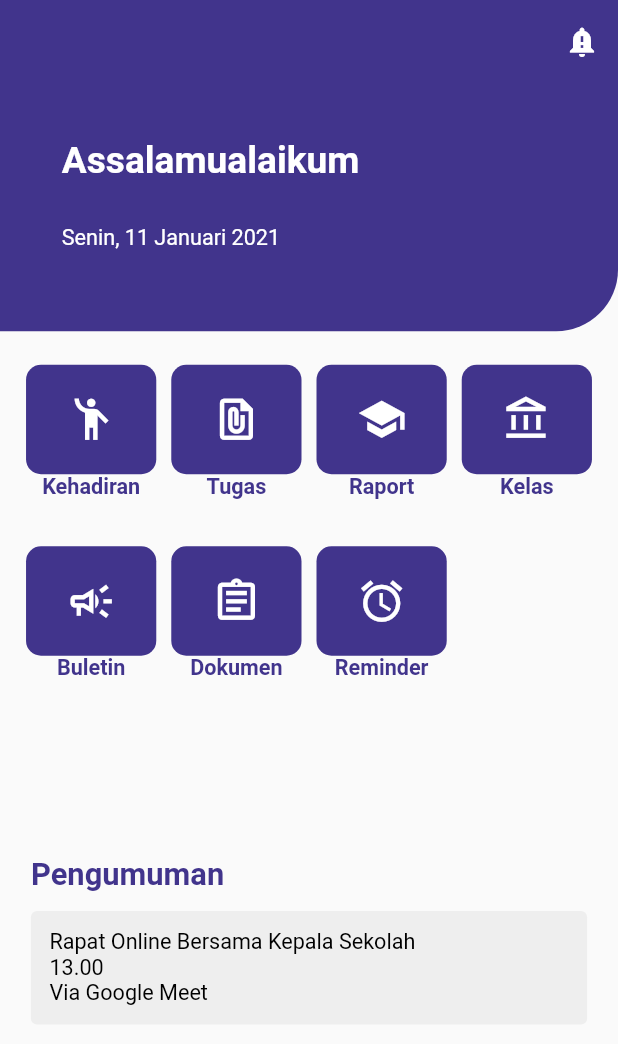
After one commit to TheoGalang/Ceria, a Flutter app: the ParentHomeAlter screen opened directly, on a phone screen of 412 x 824 dp. The commit adds this screen. Shown: the top 1044 px of the screen. Run offline on Flutter 3.47's test engine with Material 2 defaults, Android fonts, the phone set to English and light mode, and no system bars; our stand-ins replace device_preview, dio, file_picker, flutter_datetime_picker, image_picker and 3 more; missing offline and left inert: dart:ffi, sweetalert; accounts and stored records are empty; network calls fail.

Commit message:
reinvent responsive ui ParentHome

```diff
--- a/lib/main.dart
+++ b/lib/main.dart
@@ -1,13 +1,17 @@
 import 'package:ceria/loginAs.dart';
 import 'package:ceria/tools/constants.dart';
+import 'package:ceria/views/screen_parent/parent_home_alter.dart';
 import 'package:device_preview/device_preview.dart';
 import 'package:flutter/foundation.dart';
 import 'package:flutter/material.dart';
 import 'package:flutter/services.dart';
+import 'package:intl/intl.dart';
+import 'package:intl/date_symbol_data_local.dart';
 
 Future<void> main() async {
   WidgetsFlutterBinding.ensureInitialized();
-
+  // await initializeDateFormatting("id_ID", null)
+  //     .then((value) => runApp(MyApp()));
   runApp(
     DevicePreview(
       enabled: !kReleaseMode,
@@ -23,11 +27,12 @@ class MyApp extends StatelessWidget {
         SystemUiOverlayStyle(statusBarColor: Colors.deepPurple));
 
     return MaterialApp(
-      locale: DevicePreview.locale(context), // Add the locale here
+      // locale: DevicePreview.locale(context), // Add the locale here
       builder: DevicePreview.appBuilder,
       title: "CERIA",
       theme: ThemeData(primarySwatch: color),
       home: LoginAs(),
+      // home: ParentHomeAlter(),
       debugShowCheckedModeBanner: false,
     );
   }
--- a/lib/providers/login_viewmodel.dart
+++ b/lib/providers/login_viewmodel.dart
@@ -4,6 +4,7 @@ import 'package:ceria/models/parent_model.dart';
 import 'package:ceria/models/teacher_model.dart';
 import 'package:ceria/views/screen_guru/teacher_home.dart';
 import 'package:ceria/views/screen_parent/parent_home.dart';
+import 'package:ceria/views/screen_parent/parent_home_alter.dart';
 import 'package:stacked/stacked.dart';
 import 'package:http/http.dart' as http;
 import 'package:flutter/material.dart';
@@ -46,9 +47,12 @@ class LoginViewModel extends BaseViewModel {
   goToHome({BuildContext context}) {
     Navigator.pushReplacement(context, MaterialPageRoute(builder: (_) {
       return this.role == Role.parent
-          ? HomeParent(
+          ? ParentHomeAlter(
               nik: this._user.data.nik,
             )
+          // HomeParent(
+          //     nik: this._user.data.nik,
+          //   )
           : Home();
     }));
   }
--- /dev/null
+++ b/lib/views/screen_parent/parent_home_alter.dart
@@ -0,0 +1,282 @@
+import 'package:ceria/loginAs.dart';
+import 'package:ceria/providers/parent_home_viewmodel.dart';
+import 'package:ceria/views/screen_parent/tugas/parent_assignment_list.dart';
+import 'package:flutter/material.dart';
+import 'package:intl/intl.dart';
+import 'dart:ui';
+
+import 'package:stacked/stacked.dart';
+
+class ParentHomeAlter extends StatefulWidget {
+  final String nik;
+
+  const ParentHomeAlter({Key key, this.nik}) : super(key: key);
+  @override
+  _ParentHomeAlterState createState() => _ParentHomeAlterState();
+}
+
+class _ParentHomeAlterState extends State<ParentHomeAlter> {
+  Size size = Size.zero;
+  double vh, vw = 0;
+  Orientation orientation;
+
+  @override
+  void initState() {
+    super.initState();
+  }
+
+  @override
+  Widget build(BuildContext context) {
+    var localSize = MediaQuery.of(context).size;
+    var localvh = localSize.height > localSize.width
+        ? localSize.height / 100
+        : localSize.width / 100;
+    var localvw = localSize.height < localSize.width
+        ? localSize.height / 100
+        : localSize.width / 100;
+
+    setState(() {
+      size = localSize;
+      vh = localvh;
+      vw = localvw;
+      orientation = MediaQuery.of(context).orientation;
+    });
+    return ViewModelBuilder<ParentHomeViewModel>.reactive(
+      viewModelBuilder: () => ParentHomeViewModel(nik: widget.nik),
+      onModelReady: (model) {
+        model.initial();
+      },
+      builder: (_, model, __) => Scaffold(
+        appBar: buildAppBar(),
+        body: SingleChildScrollView(
+          child: Column(
+            children: [
+              userHeader(
+                parentName: model?.parent?.data?.nama ?? "",
+                className: model?.kelas?.data?.kelas ?? "",
+              ),
+              buildGridMenu(model: model),
+              buildPengumuman(),
+            ],
+          ),
+        ),
+      ),
+    );
+  }
+
+  Container buildPengumuman() {
+    return Container(
+      padding: EdgeInsets.all(5 * vw),
+      child: Column(
+        children: [
+          Container(
+            alignment: Alignment.topLeft,
+            margin: EdgeInsets.fromLTRB(0, 0, 0, 3 * vw),
+            child: Text("Pengumuman",
+                style: TextStyle(
+                    fontSize: 5 * vw,
+                    color: Color(0xff41348C),
+                    fontWeight: FontWeight.bold)),
+          ),
+          Container(
+            decoration: BoxDecoration(
+              color: Colors.grey[200],
+              borderRadius: BorderRadius.circular(vw),
+            ),
+            padding: EdgeInsets.all(3 * vw),
+            child: Column(
+              children: [
+                Container(
+                  alignment: Alignment.topLeft,
+                  child: Text("Rapat Online Bersama Kepala Sekolah",
+                      style: TextStyle(
+                          fontSize: 3.5 * vw,
+                          color: Colors.black,
+                          fontWeight: FontWeight.normal)),
+                ),
+                Container(
+                  alignment: Alignment.topLeft,
+                  child: Text("13.00",
+                      style: TextStyle(
+                          fontSize: 3.5 * vw,
+                          color: Colors.black,
+                          fontWeight: FontWeight.normal)),
+                ),
+                Container(
+                  alignment: Alignment.topLeft,
+                  child: Text("Via Google Meet",
+                      style: TextStyle(
+                          fontSize: 3.5 * vw,
+                          color: Colors.black,
+                          fontWeight: FontWeight.normal)),
+                ),
+              ],
+            ),
+          )
+        ],
+      ),
+    );
+  }
+
+  Container buildGridMenu({ParentHomeViewModel model}) {
+    return Container(
+      padding: EdgeInsets.all(3 * vw),
+      height: 40 * vh,
+      child: GridView(
+        physics: NeverScrollableScrollPhysics(),
+        gridDelegate: SliverGridDelegateWithFixedCrossAxisCount(
+          crossAxisCount: 4,
+          childAspectRatio: .8,
+        ),
+        children: [
+          buildMenu(
+            name: "Kehadiran",
+            iconData: Icons.emoji_people_outlined,
+            onTap: null,
+          ),
+          buildMenu(
+            name: "Tugas",
+            iconData: Icons.file_present,
+            onTap: ShowAssignmentParent(
+              nis: model?.child?.data?.nomorInduk,
+              idKelas: model?.kelas?.data?.id,
+            ),
+          ),
+          buildMenu(
+            name: "Raport",
+            iconData: Icons.school,
+            onTap: null,
+          ),
+          buildMenu(
+            name: "Kelas",
+            iconData: Icons.account_balance_outlined,
+            onTap: null,
+          ),
+          buildMenu(
+            name: "Buletin",
+            iconData: Icons.campaign_outlined,
+            onTap: null,
+          ),
+          buildMenu(
+            name: "Dokumen",
+            iconData: Icons.assignment_outlined,
+            onTap: null,
+          ),
+          buildMenu(
+            name: "Reminder",
+            iconData: Icons.alarm,
+            onTap: null,
+          ),
+        ],
+      ),
+    );
+  }
+
+  Widget buildMenu({String name, IconData iconData, Widget onTap}) {
+    return GestureDetector(
+      onTap: () {
+        onTap != null
+            ? Navigator.push(context, MaterialPageRoute(builder: (_) => onTap))
+            : null;
+      },
+      child: Column(
+        children: [
+          Container(
+            alignment: Alignment.center,
+            decoration: BoxDecoration(
+                color: Color(0xff41348C),
+                borderRadius: BorderRadius.all(Radius.circular(10))),
+            margin: EdgeInsets.fromLTRB(5, 10, 5, 0),
+            padding: EdgeInsets.all(20),
+            child: Icon(
+              iconData,
+              color: Colors.white,
+              size: 8 * vw,
+            ),
+          ),
+          Text(name,
+              textAlign: TextAlign.center,
+              style: TextStyle(
+                  fontSize: 3.5 * vw,
+                  color: Color(0xff41348C),
+                  fontWeight: FontWeight.bold)),
+        ],
+      ),
+    );
+  }
+
+  Container userHeader({String parentName, String className}) {
+    return Container(
+      height: 20 * vh,
+      width: orientation == Orientation.landscape ? 100 * vh : 100 * vw,
+      padding: EdgeInsets.only(left: 10 * vw),
+      decoration: BoxDecoration(
+        color: Color(0xff41348C),
+        borderRadius: BorderRadius.only(
+          bottomRight: Radius.circular(10 * vw),
+        ),
+      ),
+      child: Column(
+        mainAxisAlignment: MainAxisAlignment.center,
+        crossAxisAlignment: CrossAxisAlignment.start,
+        children: [
+          Text(
+            "Assalamualaikum  ",
+            style: TextStyle(
+                fontSize: 6 * vw,
+                color: Colors.white,
+                fontWeight: FontWeight.bold),
+          ),
+          Text(
+            parentName,
+            // "Nama ${DateTime.now().add(Duration(hours: 7)).toIso8601String()}"
+            style: TextStyle(
+                fontSize: 6 * vw,
+                color: Colors.white,
+                fontWeight: FontWeight.bold),
+          ),
+          Text(
+            DateFormat("EEEE, d MMMM yyyy", "id_ID").format(DateTime.now()),
+            style: TextStyle(
+                fontSize: 3.5 * vw,
+                color: Colors.white,
+                fontWeight: FontWeight.normal),
+          ),
+          Text(
+            className,
+            style: TextStyle(
+                fontSize: 3.5 * vw,
+                color: Colors.white,
+                fontWeight: FontWeight.normal),
+          ),
+        ],
+      ),
+    );
+  }
+
+  AppBar buildAppBar() {
+    return AppBar(
+      // title: Text("Home Parent"),
+      elevation: 0,
+      // leading: IconButton(
+      //   icon: Icon(
+      //     Icons.arrow_back,
+      //   ),
+      //   onPressed: () {},
+      // ),
+      actions: [
+        IconButton(
+            icon: Icon(
+              Icons.notification_important,
+            ),
+            onPressed: () {
+              Navigator.pushReplacement(
+                  context,
+                  MaterialPageRoute(
+                    builder: (_) => LoginAs(),
+                  ));
+            })
+      ],
+    );
+  }
+}
```
Also changed, not shown: 1 other file.
